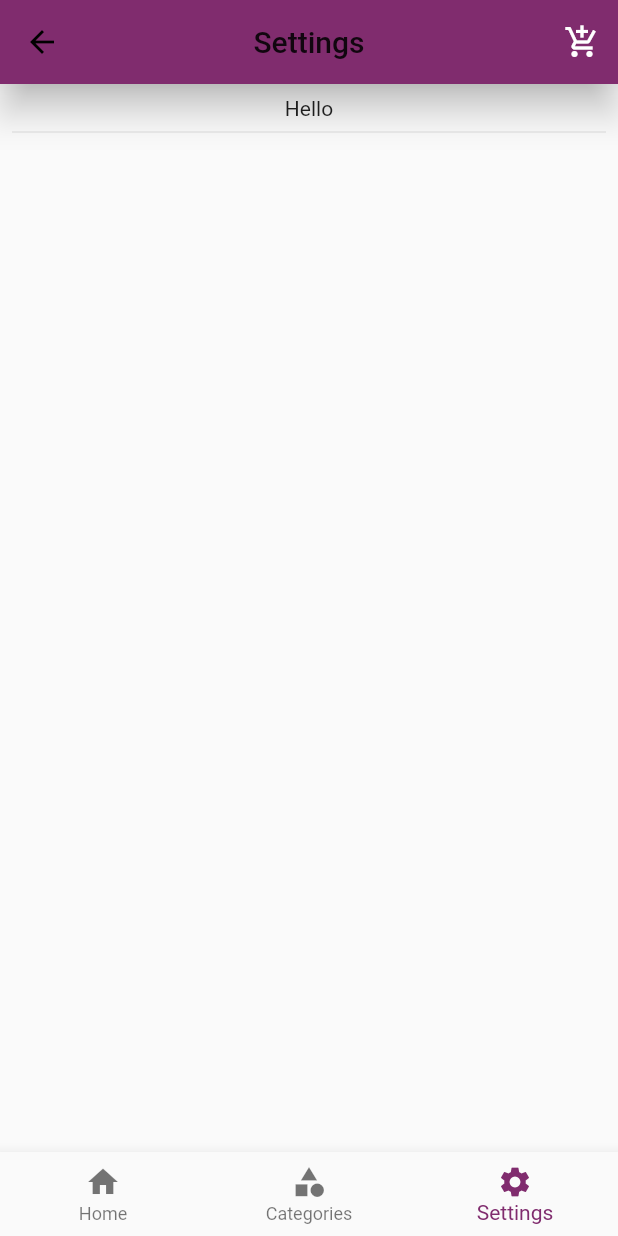
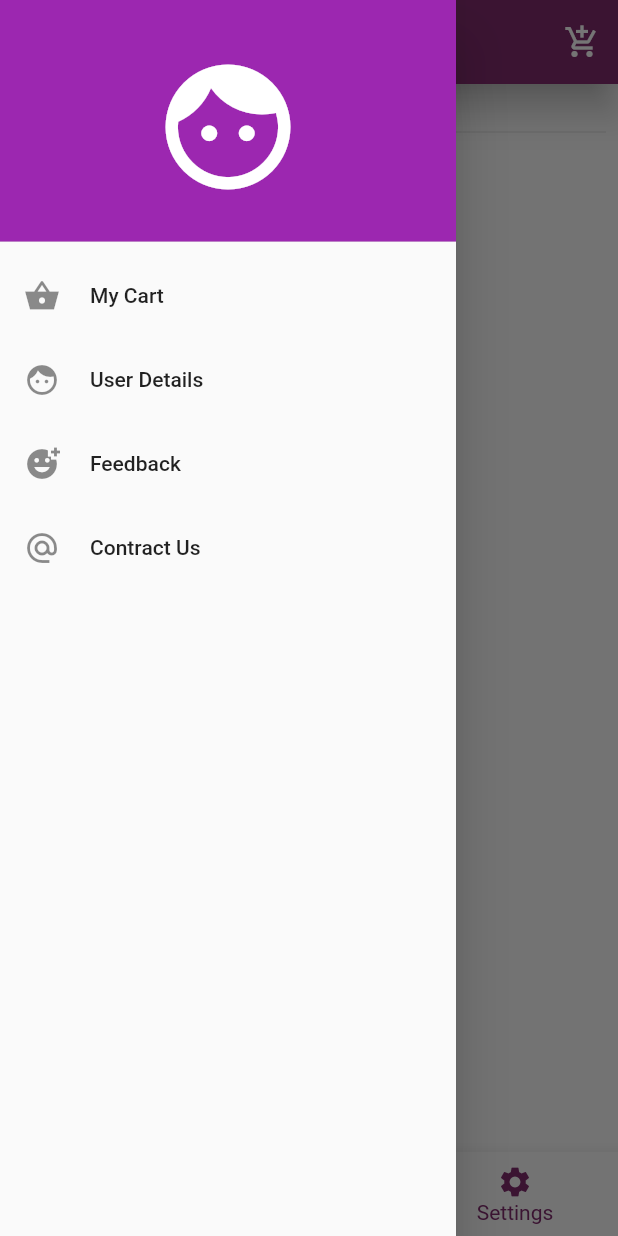
Before and after one commit to Harsh3305/Fake-Store-App, a Flutter app: the Home screen opened directly, item 3 of the bottom bar chosen, with the side drawer open (before the commit the screen has no drawer), on a phone screen of 412 x 824 dp. Run offline on Flutter 3.47's test engine with Material 2 defaults, Android fonts, the phone set to English and light mode, and no system bars; our stand-ins replace google_fonts; network calls fail.

Commit message:
Added app drawer

```diff
--- a/lib/home.dart
+++ b/lib/home.dart
@@ -5,6 +5,7 @@ import 'package:fake_store/widgets/my_theme.dart';
 import 'package:flutter/material.dart';
 
 import 'pages/categories_page.dart';
+import 'widgets/app_drawer.dart';
 
 class Home extends StatefulWidget {
   const Home({Key? key}) : super(key: key);
@@ -45,6 +46,7 @@ class _HomeState extends State<Home> {
         ],
       ),
       body: _selectedWidget,
+      drawer: const AppDrawer(),
       bottomNavigationBar: BottomNavigationBar(
         items: const <BottomNavigationBarItem>[
           BottomNavigationBarItem(
--- /dev/null
+++ b/lib/widgets/app_drawer.dart
@@ -0,0 +1,72 @@
+import 'package:fake_store/pages/cart_page.dart';
+import 'package:fake_store/widgets/my_theme.dart';
+import 'package:flutter/material.dart';
+
+class AppDrawer extends StatelessWidget {
+  const AppDrawer({Key? key}) : super(key: key);
+
+  @override
+  Widget build(BuildContext context) {
+    return Drawer(
+      child: ListView(
+        // Important: Remove any padding from the ListView.
+        padding: EdgeInsets.zero,
+        children: [
+          const DrawerHeader(
+            decoration: BoxDecoration(
+              color: Colors.purple,
+            ),
+            child: Icon(
+              Icons.face,
+              color: Colors.white,
+              size: 100,
+            ),
+          ),
+          ListTile(
+            title: Row(
+                mainAxisAlignment: MainAxisAlignment.start,
+                children: const [
+                  Icon(Icons.shopping_basket_sharp),
+                  Padding(padding: EdgeInsets.only(left: 20)),
+                  Text('My Cart')
+                ]),
+            onTap: () {
+              Navigator.push(context,
+                  MaterialPageRoute(builder: (context) => const CartPage()));
+            },
+          ),
+          ListTile(
+            title: Row(
+                mainAxisAlignment: MainAxisAlignment.start,
+                children: const [
+                  Icon(Icons.face),
+                  Padding(padding: EdgeInsets.only(left: 20)),
+                  Text('User Details')
+                ]),
+            onTap: () {},
+          ),
+          ListTile(
+            title: Row(
+                mainAxisAlignment: MainAxisAlignment.start,
+                children: const [
+                  Icon(Icons.add_reaction),
+                  Padding(padding: EdgeInsets.only(left: 20)),
+                  Text('Feedback')
+                ]),
+            onTap: () {},
+          ),
+          ListTile(
+            title: Row(
+                mainAxisAlignment: MainAxisAlignment.start,
+                children: const [
+                  Icon(Icons.alternate_email),
+                  Padding(padding: EdgeInsets.only(left: 20)),
+                  Text('Contract Us')
+                ]),
+            onTap: () {},
+          ),
+        ],
+      ),
+    );
+  }
+}
```
